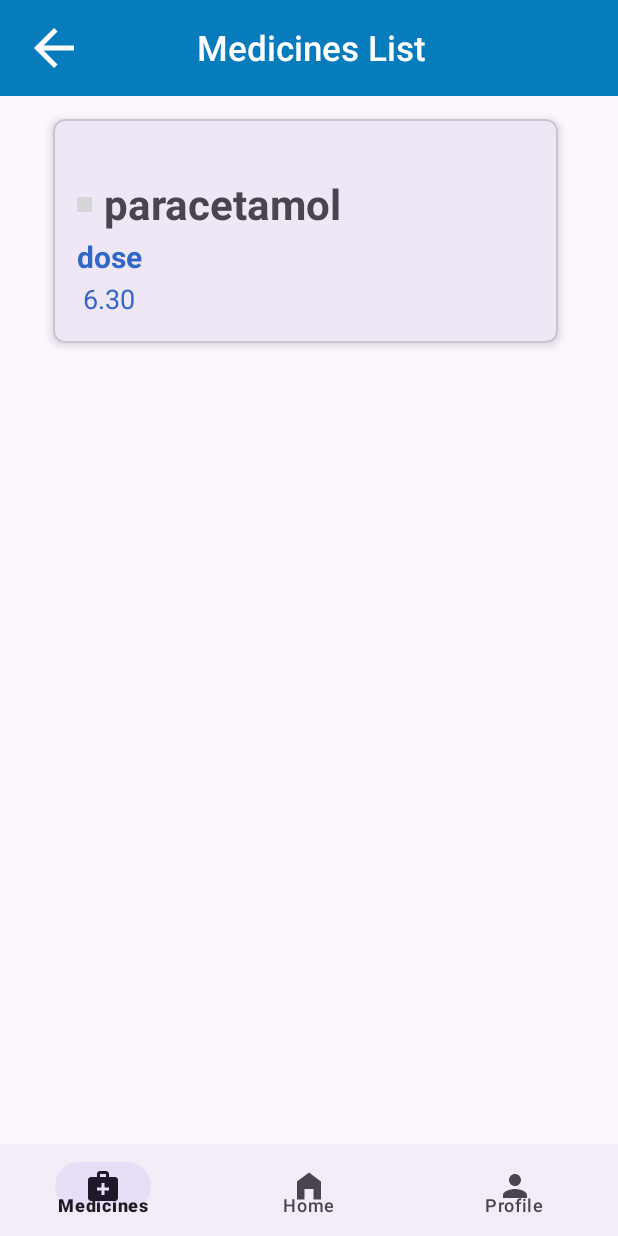
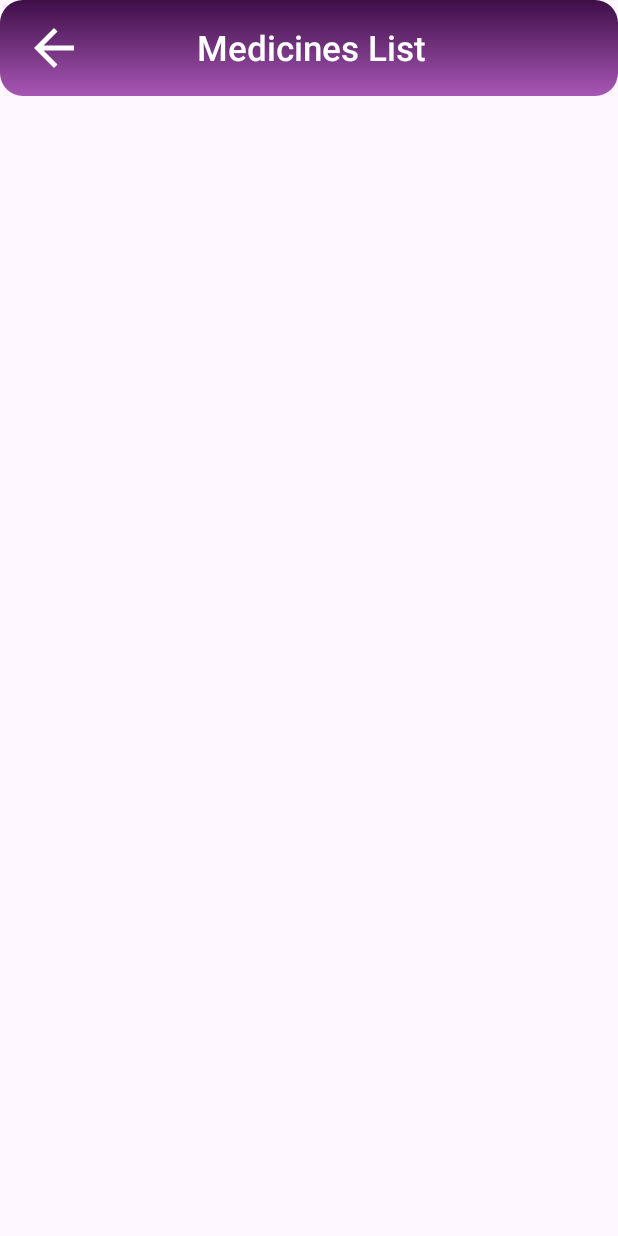
Before and after one commit to CareWave-project/CareWave, an Android app: the ViewMedicationActivity2 screen opened directly, with no data from a screen before it, on a phone screen of 412 x 824 dp. Run offline under Robolectric (Android 15) with nearby library versions, the phone set to English and light mode, and no system bars; our stand-ins replace Firebase (no records; nobody signed in at launch, a user with empty details on screens opened directly); grey boxes are pictures that could not be loaded.

Commit message:
Update activity_view_medication2.xml

```diff
--- a/CareWave1/app/src/main/res/layout/activity_view_medication2.xml
+++ b/CareWave1/app/src/main/res/layout/activity_view_medication2.xml
@@ -5,7 +5,6 @@
     android:layout_width="match_parent"
     android:layout_height="match_parent"
     tools:context=".ViewMedicationActivity2">
-
 
     <com.google.android.material.appbar.AppBarLayout
         android:id="@+id/appBarLayout"
@@ -18,7 +17,7 @@
             android:id="@+id/toolbar"
             android:layout_width="match_parent"
             android:layout_height="?attr/actionBarSize"
-            android:background="@drawable/toolbar_bg"
+            android:background="@drawable/bottom_button_bg"
             app:layout_scrollFlags="scroll|enterAlways">
 
             <!-- Centered LinearLayout for items -->
@@ -67,7 +66,7 @@
             android:layout_height="wrap_content"
             android:orientation="vertical">
 
-
+            <!-- Medication Card -->
             <com.google.android.material.card.MaterialCardView
                 android:id="@+id/pillCard"
                 style="@style/Widget.MaterialComponents.CardView"
@@ -83,90 +82,74 @@
                 android:layout_marginBottom="10dp"
                 android:layout_marginEnd="40dp">
 
-                <androidx.constraintlayout.widget.ConstraintLayout
-                    android:layout_width="match_parent"
-                    android:layout_height="149dp">
+                <!--                <androidx.constraintlayout.widget.ConstraintLayout-->
+                <!--                    android:layout_width="match_parent"-->
+                <!--                    android:layout_height="wrap_content">-->
 
+                <!--                    <TextView-->
+                <!--                        android:id="@+id/textView"-->
+                <!--                        android:layout_width="290dp"-->
+                <!--                        android:layout_height="45dp"-->
+                <!--                        android:layout_marginStart="6dp"-->
+                <!--                        android:layout_marginTop="10dp"-->
+                <!--                        android:gravity="center_vertical"-->
+                <!--                        android:text="medicine name"-->
+                <!--                        android:textSize="28sp"-->
+                <!--                        android:textStyle="bold"-->
+                <!--                        app:layout_constraintBottom_toBottomOf="parent"-->
+                <!--                        app:layout_constraintStart_toEndOf="@+id/imageView"-->
+                <!--                        app:layout_constraintTop_toTopOf="parent"-->
+                <!--                        app:layout_constraintVertical_bias="0.0" />-->
 
-                    <TextView
-                        android:id="@+id/textView"
-                        android:layout_width="170dp"
-                        android:layout_height="45dp"
-                        android:layout_marginStart="8dp"
-                        android:layout_marginTop="34dp"
-                        android:gravity="center_vertical"
-                        android:text="paracetamol"
-                        android:textSize="28sp"
-                        android:textStyle="bold"
-                        app:layout_constraintBottom_toBottomOf="parent"
-                        app:layout_constraintStart_toEndOf="@+id/imageView"
-                        app:layout_constraintTop_toTopOf="parent"
-                        app:layout_constraintVertical_bias="0.0" />
+                <!--                    <ImageView-->
+                <!--                        android:id="@+id/imageView"-->
+                <!--                        android:layout_width="10dp"-->
+                <!--                        android:layout_height="10dp"-->
+                <!--                        android:layout_marginStart="16dp"-->
+                <!--                        android:contentDescription="@string/card_icon"-->
+                <!--                        app:layout_constraintBottom_toBottomOf="@+id/textView"-->
+                <!--                        app:layout_constraintStart_toStartOf="parent"-->
+                <!--                        app:layout_constraintTop_toTopOf="@+id/textView"-->
+                <!--                        app:layout_constraintVertical_chainStyle="packed"-->
+                <!--                        app:srcCompat="@drawable/paracetamol" />-->
 
-                    <ImageView
-                        android:id="@+id/imageView"
-                        android:layout_width="10dp"
-                        android:layout_height="10dp"
-                        android:layout_marginStart="16dp"
-                        android:contentDescription="@string/card_icon"
-                        app:layout_constraintBottom_toBottomOf="@+id/textView"
-                        app:layout_constraintStart_toStartOf="parent"
-                        app:layout_constraintTop_toTopOf="@+id/textView"
-                        app:layout_constraintVertical_chainStyle="packed"
-                        app:srcCompat="@drawable/paracetamol" />
+                <!--                    <TextView-->
+                <!--                        android:id="@+id/textView2"-->
+                <!--                        android:layout_width="wrap_content"-->
+                <!--                        android:layout_height="wrap_content"-->
+                <!--                        android:layout_marginTop="26dp"-->
+                <!--                        android:gravity="center"-->
+                <!--                        android:text="dose"-->
+                <!--                        android:textAlignment="center"-->
+                <!--                        android:textColor="@color/blue"-->
+                <!--                        android:textSize="25sp"-->
+                <!--                        android:textStyle="bold"-->
+                <!--                        app:layout_constraintBottom_toTopOf="@+id/textView3"-->
+                <!--                        app:layout_constraintEnd_toEndOf="@+id/textView3"-->
+                <!--                        app:layout_constraintStart_toStartOf="@+id/textView3"-->
+                <!--                        app:layout_constraintTop_toBottomOf="@+id/imageView" />-->
 
-                    <TextView
-                        android:id="@+id/textView2"
-                        android:layout_width="wrap_content"
-                        android:layout_height="wrap_content"
-                        android:layout_marginTop="16dp"
-                        android:gravity="center"
-                        android:text="dose"
-                        android:textAlignment="center"
-                        android:textColor="@color/blue"
-                        android:textSize="20sp"
-                        android:textStyle="bold"
-                        app:layout_constraintBottom_toTopOf="@+id/textView3"
-                        app:layout_constraintEnd_toEndOf="@+id/textView3"
-                        app:layout_constraintStart_toStartOf="@+id/textView3"
-                        app:layout_constraintTop_toBottomOf="@+id/imageView" />
+                <!--                    <TextView-->
+                <!--                        android:id="@+id/textView3"-->
+                <!--                        android:layout_width="wrap_content"-->
+                <!--                        android:layout_height="wrap_content"-->
+                <!--                        android:layout_marginStart="20dp"-->
+                <!--                        android:layout_marginTop="15dp"-->
+                <!--                        android:gravity="center"-->
+                <!--                        android:text="6.30"-->
+                <!--                        android:textAlignment="center"-->
+                <!--                        android:textAllCaps="true"-->
+                <!--                        android:textColor="@color/blue"-->
+                <!--                        android:textSize="20sp"-->
+                <!--                        app:layout_constraintStart_toStartOf="parent"-->
+                <!--                        app:layout_constraintTop_toBottomOf="@+id/textView2" />-->
 
-                    <TextView
-                        android:id="@+id/textView3"
-                        android:layout_width="wrap_content"
-                        android:layout_height="wrap_content"
-                        android:layout_marginStart="20dp"
-                        android:layout_marginTop="2dp"
-                        android:gravity="center"
-                        android:text="6.30"
-                        android:textAlignment="center"
-                        android:textAllCaps="true"
-                        android:textColor="@color/blue"
-                        android:textSize="18sp"
-                        app:layout_constraintStart_toStartOf="parent"
-                        app:layout_constraintTop_toBottomOf="@+id/textView2" />
-
-                </androidx.constraintlayout.widget.ConstraintLayout>
+                <!--                </androidx.constraintlayout.widget.ConstraintLayout>-->
 
             </com.google.android.material.card.MaterialCardView>
+
         </LinearLayout>
     </ScrollView>
 
-    <!-- Nav Bar -->
-    <LinearLayout
-        android:layout_width="match_parent"
-        android:layout_height="61dp"
-        android:layout_gravity="bottom"
-        android:background="@drawable/toolbar_bg"
-        android:orientation="horizontal"
-        app:layout_constraintBottom_toBottomOf="parent">
-
-        <com.google.android.material.bottomnavigation.BottomNavigationView
-            android:id="@+id/bottomNavigationView"
-            android:layout_width="match_parent"
-            android:layout_height="wrap_content"
-            app:menu="@menu/bottom_nav_menu" />
-
-    </LinearLayout>
 
 </androidx.constraintlayout.widget.ConstraintLayout>
```
